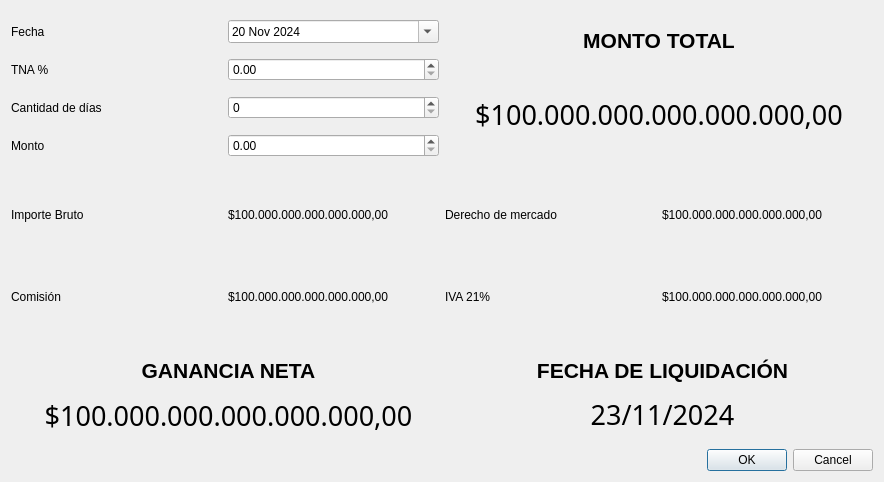
Qt form cauciones/nuevaCaucionDialog.ui (sebablanc/investmentsManager) before a commit.
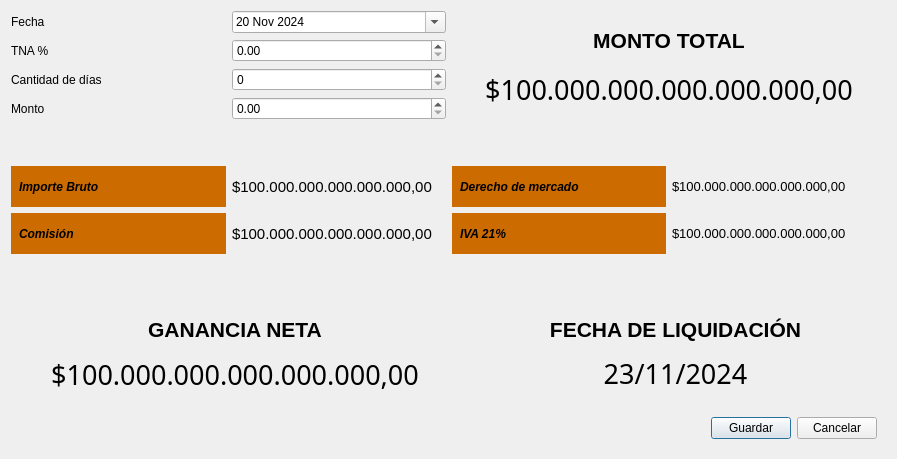
The same form after that commit.

Commit message: se finaliza diseño nuevaCaucionDialog

```diff
--- a/cauciones/nuevaCaucionDialog.ui
+++ b/cauciones/nuevaCaucionDialog.ui
@@ -6,8 +6,8 @@
    <rect>
     <x>0</x>
     <y>0</y>
-    <width>884</width>
-    <height>482</height>
+    <width>897</width>
+    <height>455</height>
    </rect>
   </property>
   <property name="windowTitle">
@@ -16,13 +16,13 @@
   <property name="styleSheet">
    <string notr="true">background: &quot;black&quot;; color: &quot;white&quot;</string>
   </property>
-  <layout class="QVBoxLayout" name="verticalLayout_5">
+  <layout class="QVBoxLayout" name="verticalLayout_2">
    <item>
-    <layout class="QHBoxLayout" name="horizontalLayout_5">
+    <layout class="QHBoxLayout" name="horizontalLayout_12">
      <item>
       <layout class="QVBoxLayout" name="verticalLayout">
        <item>
-        <layout class="QHBoxLayout" name="horizontalLayout">
+        <layout class="QHBoxLayout" name="horizontalLayout_5">
          <item>
           <widget class="QLabel" name="label">
            <property name="minimumSize">
@@ -59,7 +59,7 @@
         </layout>
        </item>
        <item>
-        <layout class="QHBoxLayout" name="horizontalLayout_2">
+        <layout class="QHBoxLayout" name="horizontalLayout_6">
          <item>
           <widget class="QLabel" name="label_2">
            <property name="minimumSize">
@@ -89,7 +89,7 @@
         </layout>
        </item>
        <item>
-        <layout class="QHBoxLayout" name="horizontalLayout_3">
+        <layout class="QHBoxLayout" name="horizontalLayout_10">
          <item>
           <widget class="QLabel" name="label_3">
            <property name="minimumSize">
@@ -116,7 +116,7 @@
         </layout>
        </item>
        <item>
-        <layout class="QHBoxLayout" name="horizontalLayout_4">
+        <layout class="QHBoxLayout" name="horizontalLayout_11">
          <item>
           <widget class="QLabel" name="label_4">
            <property name="minimumSize">
@@ -169,7 +169,7 @@
        <property name="frameShadow">
         <enum>QFrame::Shadow::Raised</enum>
        </property>
-       <layout class="QVBoxLayout" name="verticalLayout_2">
+       <layout class="QVBoxLayout" name="verticalLayout_5">
         <item>
          <widget class="QLabel" name="label_5">
           <property name="minimumSize">
@@ -220,12 +220,44 @@
      </item>
     </layout>
    </item>
+   <item>
+    <spacer name="verticalSpacer_2">
+     <property name="orientation">
+      <enum>Qt::Orientation::Vertical</enum>
+     </property>
+     <property name="sizeType">
+      <enum>QSizePolicy::Policy::MinimumExpanding</enum>
+     </property>
+     <property name="sizeHint" stdset="0">
+      <size>
+       <width>20</width>
+       <height>40</height>
+      </size>
+     </property>
+    </spacer>
+   </item>
    <item>
     <layout class="QGridLayout" name="gridLayout">
      <item row="0" column="0">
-      <layout class="QHBoxLayout" name="horizontalLayout_6">
+      <layout class="QHBoxLayout" name="horizontalLayout">
        <item>
         <widget class="QLabel" name="label_6">
+         <property name="sizePolicy">
+          <sizepolicy hsizetype="Minimum" vsizetype="Minimum">
+           <horstretch>0</horstretch>
+           <verstretch>0</verstretch>
+          </sizepolicy>
+         </property>
+         <property name="font">
+          <font>
+           <italic>true</italic>
+           <bold>true</bold>
+          </font>
+         </property>
+         <property name="styleSheet">
+          <string notr="true">background: rgb(204,107,0);
+padding-left:5</string>
+         </property>
          <property name="text">
           <string>Importe Bruto</string>
          </property>
@@ -239,6 +271,12 @@
            <height>41</height>
           </size>
          </property>
+         <property name="font">
+          <font>
+           <pointsize>11</pointsize>
+           <fontweight>DemiBold</fontweight>
+          </font>
+         </property>
          <property name="text">
           <string>$100.000.000.000.000.000,00</string>
          </property>
@@ -247,9 +285,19 @@
       </layout>
      </item>
      <item row="0" column="1">
-      <layout class="QHBoxLayout" name="horizontalLayout_11">
+      <layout class="QHBoxLayout" name="horizontalLayout_3">
        <item>
         <widget class="QLabel" name="label_11">
+         <property name="font">
+          <font>
+           <italic>true</italic>
+           <bold>true</bold>
+          </font>
+         </property>
+         <property name="styleSheet">
+          <string notr="true">background: rgb(204,107,0);
+padding-left:5</string>
+         </property>
          <property name="text">
           <string>Derecho de mercado</string>
          </property>
@@ -263,6 +311,15 @@
            <height>41</height>
           </size>
          </property>
+         <property name="font">
+          <font>
+           <pointsize>10</pointsize>
+           <underline>false</underline>
+           <strikeout>false</strikeout>
+           <kerning>true</kerning>
+           <fontweight>DemiBold</fontweight>
+          </font>
+         </property>
          <property name="text">
           <string>$100.000.000.000.000.000,00</string>
          </property>
@@ -271,9 +328,19 @@
       </layout>
      </item>
      <item row="1" column="0">
-      <layout class="QHBoxLayout" name="horizontalLayout_10">
+      <layout class="QHBoxLayout" name="horizontalLayout_2">
        <item>
         <widget class="QLabel" name="label_10">
+         <property name="font">
+          <font>
+           <italic>true</italic>
+           <bold>true</bold>
+          </font>
+         </property>
+         <property name="styleSheet">
+          <string notr="true">background: rgb(204,107,0);
+padding-left:5</string>
+         </property>
          <property name="text">
           <string>Comisión</string>
          </property>
@@ -287,6 +354,12 @@
            <height>41</height>
           </size>
          </property>
+         <property name="font">
+          <font>
+           <pointsize>11</pointsize>
+           <fontweight>DemiBold</fontweight>
+          </font>
+         </property>
          <property name="text">
           <string>$100.000.000.000.000.000,00</string>
          </property>
@@ -295,9 +368,19 @@
       </layout>
      </item>
      <item row="1" column="1">
-      <layout class="QHBoxLayout" name="horizontalLayout_12">
+      <layout class="QHBoxLayout" name="horizontalLayout_4">
        <item>
         <widget class="QLabel" name="label_12">
+         <property name="font">
+          <font>
+           <italic>true</italic>
+           <bold>true</bold>
+          </font>
+         </property>
+         <property name="styleSheet">
+          <string notr="true">background: rgb(204,107,0);
+padding-left:5</string>
+         </property>
          <property name="text">
           <string>IVA 21%</string>
          </property>
@@ -311,6 +394,12 @@
            <height>41</height>
           </size>
          </property>
+         <property name="font">
+          <font>
+           <pointsize>10</pointsize>
+           <fontweight>DemiBold</fontweight>
+          </font>
+         </property>
          <property name="text">
           <string>$100.000.000.000.000.000,00</string>
          </property>
@@ -321,7 +410,23 @@
     </layout>
    </item>
    <item>
-    <layout class="QHBoxLayout" name="horizontalLayout_13">
+    <spacer name="verticalSpacer">
+     <property name="orientation">
+      <enum>Qt::Orientation::Vertical</enum>
+     </property>
+     <property name="sizeType">
+      <enum>QSizePolicy::Policy::MinimumExpanding</enum>
+     </property>
+     <property name="sizeHint" stdset="0">
+      <size>
+       <width>20</width>
+       <height>40</height>
+      </size>
+     </property>
+    </spacer>
+   </item>
+   <item>
+    <layout class="QHBoxLayout" name="horizontalLayout_14">
      <item>
       <widget class="QFrame" name="frame_2">
        <property name="minimumSize">
@@ -347,7 +452,7 @@
        <property name="frameShadow">
         <enum>QFrame::Shadow::Raised</enum>
        </property>
-       <layout class="QVBoxLayout" name="verticalLayout_3">
+       <layout class="QVBoxLayout" name="verticalLayout_4">
         <item>
          <widget class="QLabel" name="label_13">
           <property name="minimumSize">
@@ -427,7 +532,7 @@
        <property name="frameShadow">
         <enum>QFrame::Shadow::Raised</enum>
        </property>
-       <layout class="QVBoxLayout" name="verticalLayout_4">
+       <layout class="QVBoxLayout" name="verticalLayout_3">
         <item>
          <widget class="QLabel" name="label_14">
           <property name="minimumSize">
@@ -479,16 +584,51 @@
     </layout>
    </item>
    <item>
-    <widget class="QDialogButtonBox" name="buttonBox">
-     <property name="styleSheet">
-      <string notr="true"/>
+    <widget class="QWidget" name="widget" native="true">
+     <property name="minimumSize">
+      <size>
+       <width>851</width>
+       <height>40</height>
+      </size>
      </property>
-     <property name="orientation">
-      <enum>Qt::Orientation::Horizontal</enum>
+     <property name="maximumSize">
+      <size>
+       <width>16777215</width>
+       <height>40</height>
+      </size>
      </property>
-     <property name="standardButtons">
-      <set>QDialogButtonBox::StandardButton::Cancel|QDialogButtonBox::StandardButton::Ok</set>
-     </property>
+     <layout class="QHBoxLayout" name="horizontalLayout_13">
+      <item>
+       <spacer name="horizontalSpacer">
+        <property name="orientation">
+         <enum>Qt::Orientation::Horizontal</enum>
+        </property>
+        <property name="sizeHint" stdset="0">
+         <size>
+          <width>696</width>
+          <height>17</height>
+         </size>
+        </property>
+       </spacer>
+      </item>
+      <item>
+       <widget class="QPushButton" name="saveBtn">
+        <property name="styleSheet">
+         <string notr="true">background: &quot;green&quot;; color: &quot;white&quot;</string>
+        </property>
+        <property name="text">
+         <string>Guardar</string>
+        </property>
+       </widget>
+      </item>
+      <item>
+       <widget class="QPushButton" name="cancelBtn">
+        <property name="text">
+         <string>Cancelar</string>
+        </property>
+       </widget>
+      </item>
+     </layout>
     </widget>
    </item>
   </layout>
```
Left out of the diff: 35 changed lines with no effect on the pictures. The commit also changes 1 other file.
